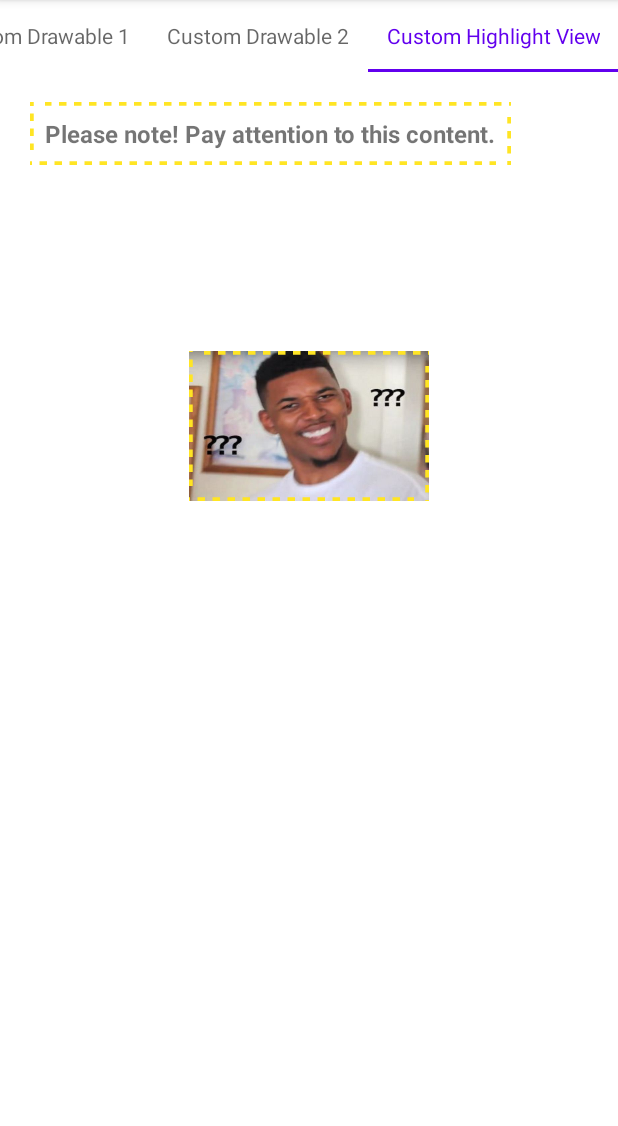
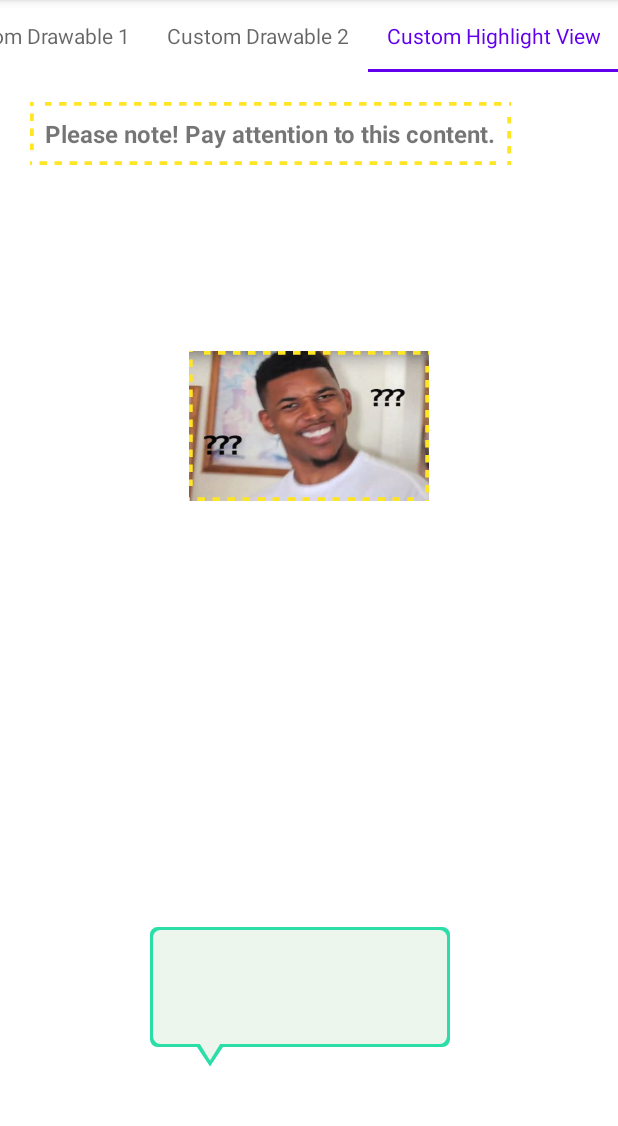
Before and after one commit to JereChen11/Drawable_Learning, an Android app: the screen it shows after launch (MainActivity), on a phone screen of 412 x 824 dp, the part 84-1210 px from its top. Run offline under Robolectric (Android 15) with nearby library versions, the phone set to English and light mode, and no system bars.

Commit message:
add bubble chat rect drawable

```diff
--- /dev/null
+++ b/app/src/main/java/com/drawable/learning/fragment/custom/stroke/BubbleChatRectDrawable.kt
@@ -0,0 +1,93 @@
+package com.drawable.learning.fragment.custom.stroke
+
+import android.graphics.*
+import android.graphics.drawable.Drawable
+import com.drawable.learning.tools.px
+
+class BubbleChatRectDrawable : Drawable() {
+    private val pathPaint = Paint(Paint.ANTI_ALIAS_FLAG).apply {
+        color = Color.parseColor("#ECF6ED")
+        style = Paint.Style.FILL
+    }
+
+    private val padding = 2f.px
+
+    private var paddingStart = 30f.px
+    private var paddingBottom = 20f.px
+
+    private val outPath = Path()
+    private val inPath = Path()
+
+    override fun draw(canvas: Canvas) {
+
+        bounds.apply {
+
+            //外边框
+            pathPaint.color = Color.parseColor("#2BDEA8")
+            canvas.drawRoundRect(
+                left.toFloat(),
+                top.toFloat(),
+                right.toFloat(),
+                bottom.toFloat() - paddingBottom,
+                5f.px,
+                5f.px,
+                pathPaint
+            )
+
+            //内边框
+            pathPaint.color = Color.parseColor("#ECF6ED")
+            canvas.drawRoundRect(
+                left.toFloat() + padding,
+                top.toFloat() + padding,
+                right.toFloat() - padding,
+                bottom.toFloat() - paddingBottom - padding,
+                5f.px,
+                5f.px,
+                pathPaint
+            )
+
+            outPath.reset()
+            outPath.moveTo(bounds.left + paddingStart, bottom - paddingBottom - padding)
+            outPath.lineTo(bounds.left + paddingStart + 10f.px, bottom - paddingBottom + 13f.px)
+            outPath.lineTo(bounds.left + paddingStart + 20f.px, bottom - paddingBottom - padding)
+            outPath.close()
+            pathPaint.color = Color.parseColor("#2BDEA8")
+            canvas.drawPath(outPath, pathPaint)
+
+            inPath.reset()
+            inPath.moveTo(
+                bounds.left + paddingStart + padding,
+                bottom - paddingBottom - padding * 2
+            )
+            inPath.lineTo(
+                bounds.left + paddingStart + 10f.px,
+                bottom - paddingBottom + 13f.px - padding * 2
+            )
+            inPath.lineTo(
+                bounds.left + paddingStart - padding + 20f.px,
+                bottom - paddingBottom - padding * 2
+            )
+            inPath.close()
+            pathPaint.color = Color.parseColor("#ECF6ED")
+            canvas.drawPath(inPath, pathPaint)
+        }
+
+    }
+
+    override fun setAlpha(alpha: Int) {
+        pathPaint.alpha = alpha
+    }
+
+    override fun setColorFilter(colorFilter: ColorFilter?) {
+        pathPaint.colorFilter = colorFilter
+    }
+
+    override fun getOpacity(): Int {
+        return when (pathPaint.alpha) {
+            0xff -> PixelFormat.OPAQUE
+            0x00 -> PixelFormat.TRANSPARENT
+            else -> PixelFormat.TRANSLUCENT
+        }
+    }
+
+}
--- a/app/src/main/java/com/drawable/learning/fragment/custom/stroke/HighlightAnimFragment.kt
+++ b/app/src/main/java/com/drawable/learning/fragment/custom/stroke/HighlightAnimFragment.kt
@@ -2,11 +2,24 @@ package com.drawable.learning.fragment.custom.stroke
 
 import com.drawable.learning.databinding.FragmentHighlightAnimBinding
 import com.drawable.learning.fragment.BaseFragment
+import com.drawable.learning.tools.px
 
 class HighlightAnimFragment : BaseFragment<FragmentHighlightAnimBinding>() {
 
 
     override fun initView() {
+        val bubbleChatRectDrawable = BubbleChatRectDrawable()
+
+        val intArray = IntArray(2)
+        binding.testIv.getLocationOnScreen(intArray)
+
+        bubbleChatRectDrawable.setBounds(
+            intArray[0],
+            intArray[1],
+            (intArray[0] + 200f.px).toInt(),
+            (intArray[1] + 100f.px).toInt()
+        )
+        binding.testIv.background = bubbleChatRectDrawable
     }
 
 }
--- a/app/src/main/res/layout/fragment_highlight_anim.xml
+++ b/app/src/main/res/layout/fragment_highlight_anim.xml
@@ -49,4 +49,13 @@
         app:layout_constraintStart_toStartOf="@id/noteNickIv"
         app:layout_constraintTop_toTopOf="@id/noteNickIv" />
 
+    <ImageView
+        android:id="@+id/testIv"
+        android:layout_width="200dp"
+        android:layout_height="100dp"
+        app:layout_constraintStart_toStartOf="parent"
+        app:layout_constraintBottom_toBottomOf="parent"
+        android:layout_marginStart="100dp"
+        android:layout_marginBottom="50dp"/>
+
 </androidx.constraintlayout.widget.ConstraintLayout>
```
